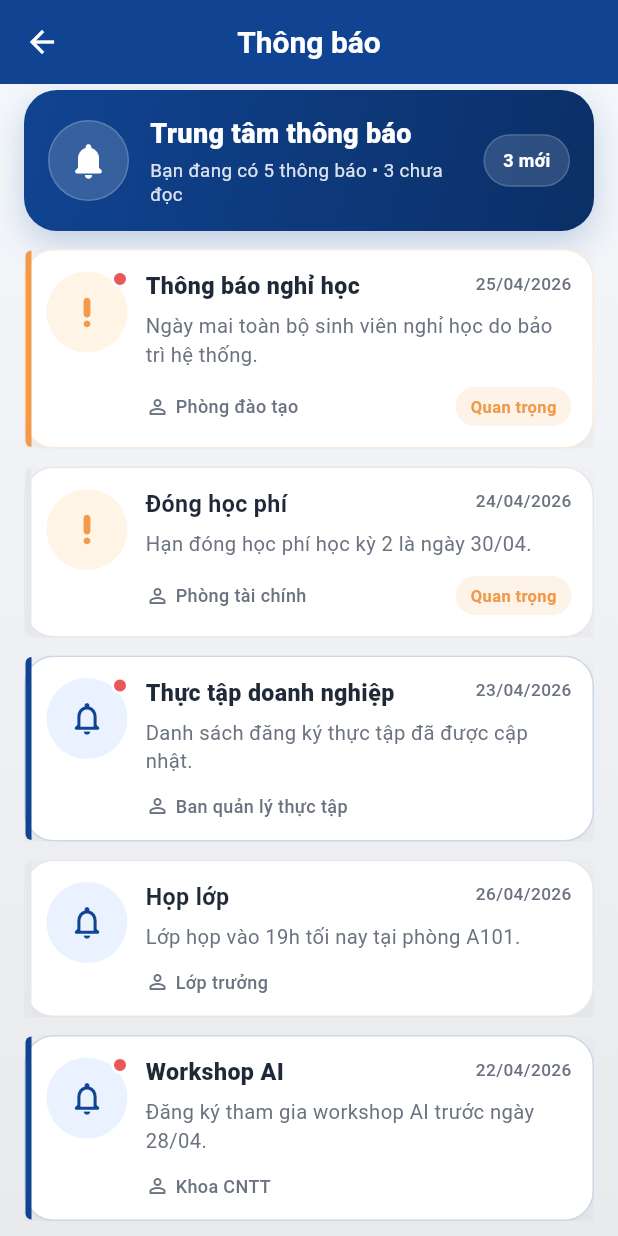
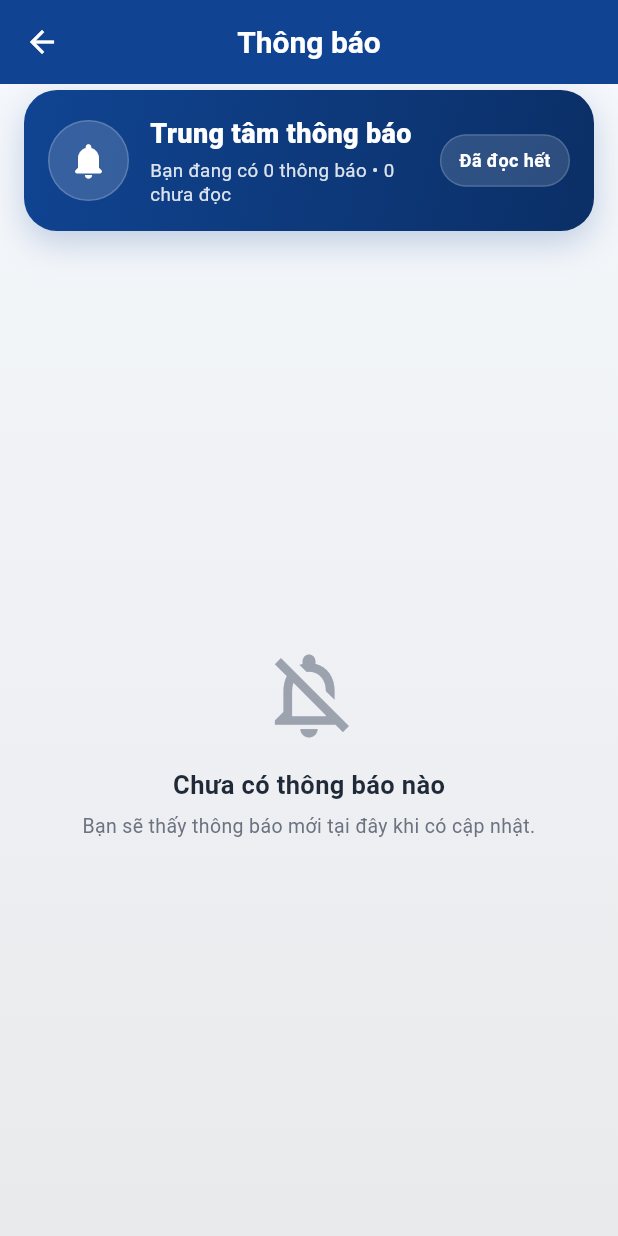
Before and after one commit to Daohung123/LabVnua, a Flutter app: the NotificationView screen opened directly, on a phone screen of 412 x 824 dp. Run offline on Flutter 3.47's test engine with Material 3 defaults, Android fonts, the light colour scheme and no system bars; our stand-ins replace flutter_html, sqflite; accounts and stored records are empty.

Commit message:
feature(add): notification-final

```diff
--- a/lib/app.dart
+++ b/lib/app.dart
@@ -1,5 +1,5 @@
 import 'package:aqedu/core/screens/screen_loading.dart';
-import 'package:aqedu/core/services/api_daotao/auth/checkLogin.dart';
+import 'package:aqedu/core/services_root/api_daotao/auth/checkLogin.dart';
 import 'package:aqedu/features/home/screens/student_home_screen_view.dart';
 import 'package:flutter/material.dart';
 import 'features/auth/student/screens/role_view.dart';
--- a/lib/core/constants/api/api_daotao.dart
+++ b/lib/core/constants/api/api_daotao.dart
@@ -12,4 +12,4 @@ return "https://daotao.vnua.edu.vn/api/pn-signin?code=$code&gopage=&mgr=1";
 String APISCHEDURE ="/sch/w-locdstkbtuanusertheohocky";//Api Thời khóa biểu
 String APIREGISTER ="";
 String APISCOREDATA ="/srm/w-locdsdiemsinhvien?hien_thi_mon_theo_hkdk=false";//Api điểm
-String APINOTIFICATION ="";
+String APINOTIFICATION ="/web/w-locdsthongbao";//api notification
--- a/lib/core/services/api_daotao/auth/checkLogin.dart
+++ b/lib/core/services_root/api_daotao/auth/checkLogin.dart
@@ -1,5 +1,5 @@
 import 'package:aqedu/core/models/sqlite/Session.dart';
-import 'package:aqedu/core/services/sqlite/sessions/core_service_session.dart';
+import 'package:aqedu/core/services_root/sqlite/sessions/core_service_session.dart';
 import 'package:aqedu/features/auth/student/ctrls/ctrl_login_Student.dart';
 
 Future<bool> checkLogin() async {
--- a/lib/core/services/api_daotao/auth/reLogin.dart
+++ b/lib/core/services_root/api_daotao/auth/reLogin.dart
@@ -1,5 +1,5 @@
 import 'package:aqedu/core/models/sqlite/Session.dart';
-import 'package:aqedu/core/services/sqlite/sessions/core_service_session.dart';
+import 'package:aqedu/core/services_root/sqlite/sessions/core_service_session.dart';
 import 'package:aqedu/features/auth/student/ctrls/ctrl_login_Student.dart';
 
 Future<bool> reLogin() async {
--- a/lib/core/services/api_daotao/schedure/getTkbResponse.dart
+++ b/lib/core/services_root/api_daotao/schedure/getTkbResponse.dart
@@ -2,9 +2,9 @@ import 'dart:convert';
 
 import 'package:aqedu/core/constants/api/api_daotao.dart';
 import 'package:aqedu/core/models/sqlite/Session.dart';
-import 'package:aqedu/core/services/api_daotao/auth/reLogin.dart';
-import 'package:aqedu/core/services/api_daotao/root_daotao/daotao_post_get.dart';
-import 'package:aqedu/core/services/sqlite/sessions/core_service_session.dart';
+import 'package:aqedu/core/services_root/api_daotao/auth/reLogin.dart';
+import 'package:aqedu/core/services_root/api_daotao/root_daotao/daotao_post_get.dart';
+import 'package:aqedu/core/services_root/sqlite/sessions/core_service_session.dart';
 import 'package:aqedu/features/schedure/models/Schedure_Student.dart';
 
 Future<TkbResponse?> core_services_get_TkbResponse(
--- a/lib/features/auth/student/ctrls/ctrl_login_Student.dart
+++ b/lib/features/auth/student/ctrls/ctrl_login_Student.dart
@@ -1,6 +1,6 @@
 import 'package:aqedu/core/models/sqlite/Session.dart';
-import 'package:aqedu/core/services/api_daotao/root_daotao/daotao_post_get.dart';
-import 'package:aqedu/core/services/sqlite/sessions/core_service_session.dart';
+import 'package:aqedu/core/services_root/api_daotao/root_daotao/daotao_post_get.dart';
+import 'package:aqedu/core/services_root/sqlite/sessions/core_service_session.dart';
 
 Future<bool> ctrl_login(String username, String password) async {
   SqliteServices sqlite = SqliteServices();
--- a/lib/features/notification/ctrls/ctrl_noti_student.dart
+++ b/lib/features/notification/ctrls/ctrl_noti_student.dart
@@ -1,89 +1,22 @@
+import "package:aqedu/core/services_root/sqlite/sessions/services_get_cookie_token.dart";
+import "package:aqedu/features/notification/services/service_noti_student.dart";
+
 import "../models/notification_student.dart";
 
-List<NotificationItem> getNotification() {
-  try {
-    final List<NotificationItem> fakeNotifications = [
-      NotificationItem(
-        id: "noti_001",
-        doiTuongSearch: "sinh_vien",
-        doiTuong: 1,
-        phanCapSearch: "khoa_cntt",
-        phanCapSinhVien: 2,
-        tieuDe: "Thông báo nghỉ học",
-        noiDung: "Ngày mai toàn bộ sinh viên nghỉ học do bảo trì hệ thống.",
-        isPhaiXem: true,
-        ngayGui: DateTime.parse("2026-04-25T08:00:00"),
-        nguoiGui: "Phòng đào tạo",
-        isDaDoc: false,
-        dsDoiTuong: ["CNTT1", "CNTT2"],
-        isXemPhanHoi: false,
-      ),
-      NotificationItem(
-        id: "noti_002",
-        doiTuongSearch: "sinh_vien",
-        doiTuong: 1,
-        phanCapSearch: "toan_truong",
-        phanCapSinhVien: 1,
-        tieuDe: "Đóng học phí",
-        noiDung: "Hạn đóng học phí học kỳ 2 là ngày 30/04.",
-        isPhaiXem: true,
-        ngayGui: DateTime.parse("2026-04-24T10:30:00"),
-        nguoiGui: "Phòng tài chính",
-        isDaDoc: true,
-        dsDoiTuong: ["ALL"],
-        isXemPhanHoi: false,
-        ngayXem: DateTime.parse("2026-04-24T12:00:00"),
-      ),
-      NotificationItem(
-        id: "noti_003",
-        doiTuongSearch: "giang_vien",
-        doiTuong: 2,
-        phanCapSearch: "khoa_cntt",
-        phanCapSinhVien: 2,
-        tieuDe: "Thực tập doanh nghiệp",
-        noiDung: "Danh sách đăng ký thực tập đã được cập nhật.",
-        isPhaiXem: false,
-        ngayGui: DateTime.parse("2026-04-23T14:15:00"),
-        nguoiGui: "Ban quản lý thực tập",
-        isDaDoc: false,
-        dsDoiTuong: ["CNTT3"],
-        isXemPhanHoi: true,
-      ),
-      NotificationItem(
-        id: "noti_004",
-        doiTuongSearch: "sinh_vien",
-        doiTuong: 1,
-        phanCapSearch: "lop",
-        phanCapSinhVien: 3,
-        tieuDe: "Họp lớp",
-        noiDung: "Lớp họp vào 19h tối nay tại phòng A101.",
-        isPhaiXem: false,
-        ngayGui: DateTime.parse("2026-04-26T09:00:00"),
-        nguoiGui: "Lớp trưởng",
-        isDaDoc: true,
-        dsDoiTuong: ["CNTT1-K18"],
-        isXemPhanHoi: true,
-        ngayXem: DateTime.parse("2026-04-26T09:30:00"),
-      ),
-      NotificationItem(
-        id: "noti_005",
-        doiTuongSearch: "sinh_vien",
-        doiTuong: 1,
-        phanCapSearch: "khoa",
-        phanCapSinhVien: 2,
-        tieuDe: "Workshop AI",
-        noiDung: "Đăng ký tham gia workshop AI trước ngày 28/04.",
-        isPhaiXem: false,
-        ngayGui: DateTime.parse("2026-04-22T16:45:00"),
-        nguoiGui: "Khoa CNTT",
-        isDaDoc: false,
-        dsDoiTuong: ["CNTT"],
-        isXemPhanHoi: true,
-      ),
-    ];
+class CtrlNotiStudent {
+  final String _cookie;
+  final String _token;
 
-    return fakeNotifications;
-  } catch (e) {
-    return [];
+  CtrlNotiStudent(this._cookie, this._token);
+
+  Future<List<NotificationItem>> getNotification() async {
+    try {
+      final List<NotificationItem> dataNotifications =
+          await ServiceNotiStudent.getNotification(_cookie, _token);
+
+      return dataNotifications;
+    } catch (e) {
+      return [];
+    }
   }
 }
--- a/lib/features/notification/screens/view_noti_student.dart
+++ b/lib/features/notification/screens/view_noti_student.dart
@@ -1,12 +1,20 @@
+import 'package:aqedu/core/models/sqlite/Session.dart';
+import 'package:aqedu/core/services_root/sqlite/sessions/core_service_session.dart';
 import 'package:aqedu/features/notification/ctrls/ctrl_noti_student.dart';
 import 'package:flutter/material.dart';
 import 'package:intl/intl.dart';
+import 'package:flutter_html/flutter_html.dart';
 
 import '../models/notification_student.dart';
 
-class NotificationView extends StatelessWidget {
+class NotificationView extends StatefulWidget {
   const NotificationView({super.key});
 
+  @override
+  State<NotificationView> createState() => _NotificationViewState();
+}
+
+class _NotificationViewState extends State<NotificationView> {
   static const Color _bgTop = Color(0xFFF4F7FB);
   static const Color _bgBottom = Color(0xFFE9EAEC);
   static const Color _cardColor = Colors.white;
@@ -14,17 +22,68 @@ class NotificationView extends StatelessWidget {
   static const Color _brandColorSoft = Color(0xFFEAF1FF);
   static const Color _textDark = Color(0xFF1F2937);
   static const Color _textMuted = Color(0xFF6B7280);
-  static const Color _success = Color(0xFF10B981);
   static const Color _warning = Color(0xFFF2994A);
   static const Color _danger = Color(0xFFEB5757);
 
+  late Future<List<NotificationItem>> _futureNotifications;
+
+  @override
+  void initState() {
+    super.initState();
+    _futureNotifications = _loadNotifications();
+  }
+
+  Future<List<NotificationItem>> _loadNotifications() async {
+    try {
+      final db = SqliteServices();
+      final SessionModel? session = await db.getSession();
+
+      if (session == null) {
+        return [];
+      }
+
+      final ctrl = CtrlNotiStudent(session.cookie, session.token);
+      return await ctrl.getNotification();
+    } catch (e) {
+      return [];
+    }
+  }
+
+  Widget _buildHtmlContent(
+    String? html, {
+    double fontSize = 13.5,
+    double? height,
+  }) {
+    final widget = Html(
+      data: html ?? 'Không có nội dung',
+      style: {
+        "body": Style(
+          margin: Margins.zero,
+          padding: HtmlPaddings.zero,
+          fontSize: FontSize(fontSize),
+          color: _textMuted,
+        ),
+        "p": Style(
+          margin: Margins.zero,
+          padding: HtmlPaddings.zero,
+        ),
+      },
+    );
+
+    if (height != null) {
+      return ClipRect(
+        child: SizedBox(
+          height: height,
+          child: widget,
+        ),
+      );
+    }
+
+    return widget;
+  }
+
   @override
   Widget build(BuildContext context) {
-    final List<NotificationItem> notifications = getNotification();
-    final int unreadCount = notifications
-        .where((e) => !(e.isDaDoc ?? false))
-        .length;
-
     return Scaffold(
       backgroundColor: _bgBottom,
       appBar: AppBar(
@@ -53,11 +112,34 @@ class NotificationView extends StatelessWidget {
         ),
         child: SafeArea(
           top: false,
-          child: Column(
+          child: FutureBuilder<List<NotificationItem>>(
+            future: _futureNotifications,
+            builder: (context, snapshot) {
+              if (snapshot.connectionState == ConnectionState.waiting) {
+                return const Center(
+                  child: CircularProgressIndicator(),
+                );
+              }
+
+              if (snapshot.hasError) {
+                return const Center(
+                  child: Text('Có lỗi khi tải thông báo'),
+                );
+              }
+
+              final List<NotificationItem> notifications = snapshot.data ?? [];
+              final int unreadCount =
+                  notifications.where((e) => !(e.isDaDoc ?? false)).length;
+
+              return Column(
                 children: [
                   Padding(
                     padding: const EdgeInsets.fromLTRB(16, 4, 16, 12),
-                child: _buildHeader(context, notifications.length, unreadCount),
+                    child: _buildHeader(
+                      context,
+                      notifications.length,
+                      unreadCount,
+                    ),
                   ),
                   Expanded(
                     child: notifications.isEmpty
@@ -65,7 +147,8 @@ class NotificationView extends StatelessWidget {
                         : ListView.separated(
                             padding: const EdgeInsets.fromLTRB(16, 0, 16, 20),
                             itemCount: notifications.length,
-                        separatorBuilder: (_, __) => const SizedBox(height: 12),
+                            separatorBuilder: (_, __) =>
+                                const SizedBox(height: 12),
                             itemBuilder: (context, index) {
                               final item = notifications[index];
                               return _buildNotificationCard(context, item);
@@ -73,6 +156,8 @@ class NotificationView extends StatelessWidget {
                           ),
                   ),
                 ],
+              );
+            },
           ),
         ),
       ),
@@ -272,9 +357,8 @@ class NotificationView extends StatelessWidget {
                               const SizedBox(width: 8),
                               Text(
                                 item.ngayGui != null
-                                    ? DateFormat(
-                                        'dd/MM/yyyy',
-                                      ).format(item.ngayGui!)
+                                    ? DateFormat('dd/MM/yyyy')
+                                        .format(item.ngayGui!)
                                     : '--/--',
                                 style: const TextStyle(
                                   fontSize: 11.5,
@@ -285,15 +369,10 @@ class NotificationView extends StatelessWidget {
                             ],
                           ),
                           const SizedBox(height: 8),
-                          Text(
-                            item.noiDung ?? 'Không có nội dung',
-                            maxLines: 2,
-                            overflow: TextOverflow.ellipsis,
-                            style: const TextStyle(
+                          _buildHtmlContent(
+                            item.noiDung,
                             fontSize: 13.5,
-                              height: 1.4,
-                              color: _textMuted,
-                            ),
+                            height: 42,
                           ),
                           const SizedBox(height: 12),
                           Row(
@@ -371,21 +450,22 @@ class NotificationView extends StatelessWidget {
       backgroundColor: Colors.transparent,
       isScrollControlled: true,
       builder: (context) {
+        return DraggableScrollableSheet(
+          initialChildSize: 0.7,
+          minChildSize: 0.4,
+          maxChildSize: 0.95,
+          builder: (context, scrollController) {
             return Container(
               decoration: const BoxDecoration(
                 color: _bgBottom,
                 borderRadius: BorderRadius.vertical(top: Radius.circular(28)),
               ),
-          padding: EdgeInsets.only(
-            left: 16,
-            right: 16,
-            top: 10,
-            bottom: MediaQuery.of(context).viewInsets.bottom + 20,
-          ),
+              padding: const EdgeInsets.fromLTRB(16, 10, 16, 20),
               child: SafeArea(
                 top: false,
+                child: SingleChildScrollView(
+                  controller: scrollController,
                   child: Column(
-              mainAxisSize: MainAxisSize.min,
                     crossAxisAlignment: CrossAxisAlignment.start,
                     children: [
                       Center(
@@ -437,19 +517,16 @@ class NotificationView extends StatelessWidget {
                                 _infoChip(
                                   icon: Icons.calendar_today_rounded,
                                   label: item.ngayGui != null
-                                ? DateFormat('dd/MM/yyyy').format(item.ngayGui!)
+                                      ? DateFormat('dd/MM/yyyy')
+                                          .format(item.ngayGui!)
                                       : '--/--',
                                 ),
                               ],
                             ),
                             const SizedBox(height: 14),
-                      Text(
-                        item.noiDung ?? 'Không có nội dung',
-                        style: const TextStyle(
+                            _buildHtmlContent(
+                              item.noiDung,
                               fontSize: 14,
-                          height: 1.55,
-                          color: _textMuted,
-                        ),
                             ),
                             const SizedBox(height: 14),
                             if ((item.dsDoiTuong ?? []).isNotEmpty) ...[
@@ -493,6 +570,9 @@ class NotificationView extends StatelessWidget {
                     ],
                   ),
                 ),
+              ),
+            );
+          },
         );
       },
     );
--- a/lib/features/schedure/ctrls/ctrl_schedure.dart
+++ b/lib/features/schedure/ctrls/ctrl_schedure.dart
@@ -1,7 +1,7 @@
 import 'dart:developer';
 
-import 'package:aqedu/core/services/api_daotao/schedure/getTkbResponse.dart';
-import 'package:aqedu/core/services/sqlite/sessions/services_get_cookie_token.dart';
+import 'package:aqedu/core/services_root/api_daotao/schedure/getTkbResponse.dart';
+import 'package:aqedu/core/services_root/sqlite/sessions/services_get_cookie_token.dart';
 
 import '../models/Schedure_Student.dart';
 import '../services/schedure_student_services.dart';
--- a/lib/features/schedure/services/schedure_student_services.dart
+++ b/lib/features/schedure/services/schedure_student_services.dart
@@ -1,4 +1,4 @@
-import 'package:aqedu/core/services/api_daotao/schedure/getTkbResponse.dart';
+import 'package:aqedu/core/services_root/api_daotao/schedure/getTkbResponse.dart';
 
 import "../models/Schedure_Student.dart";
 import 'package:intl/intl.dart';
--- a/pubspec.yaml
+++ b/pubspec.yaml
@@ -9,6 +9,7 @@ environment:
 
 
 dependencies:
+  flutter_html: ^3.0.0
   flutter:
     sdk: flutter
 
```
Also changed, not shown: lib/core/services_root/api_daotao/notification/getNotification.dart (added, +110 -0 lines), lib/features/notification/services/service_noti_student.dart (+34 -0 lines), lib/core/services_root/api_daotao/root_daotao/daotao_post_get.dart (renamed from lib/core/services/api_daotao/root_daotao/daotao_post_get.dart), lib/core/services_root/sqlite/sessions/core_service_session.dart (renamed from lib/core/services/sqlite/sessions/core_service_session.dart), lib/core/services_root/sqlite/sessions/services_get_cookie_token.dart (renamed from lib/core/services/sqlite/sessions/services_get_cookie_token.dart), pubspec.lock. Lines whose indentation alone changed are shown as unchanged.
